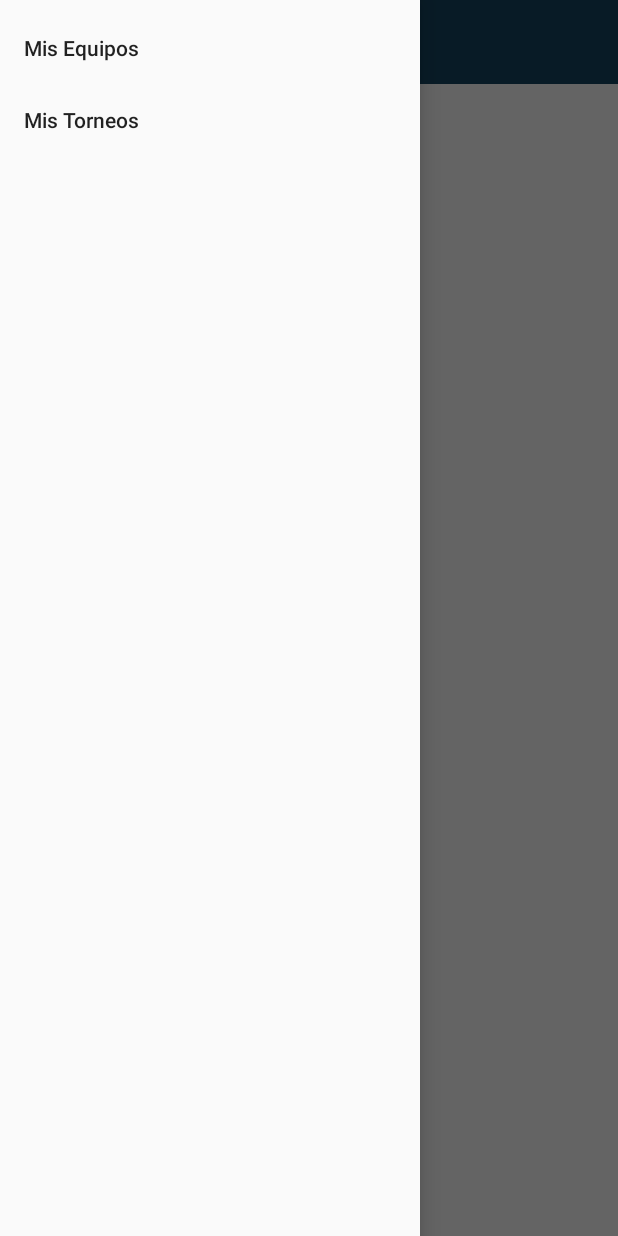
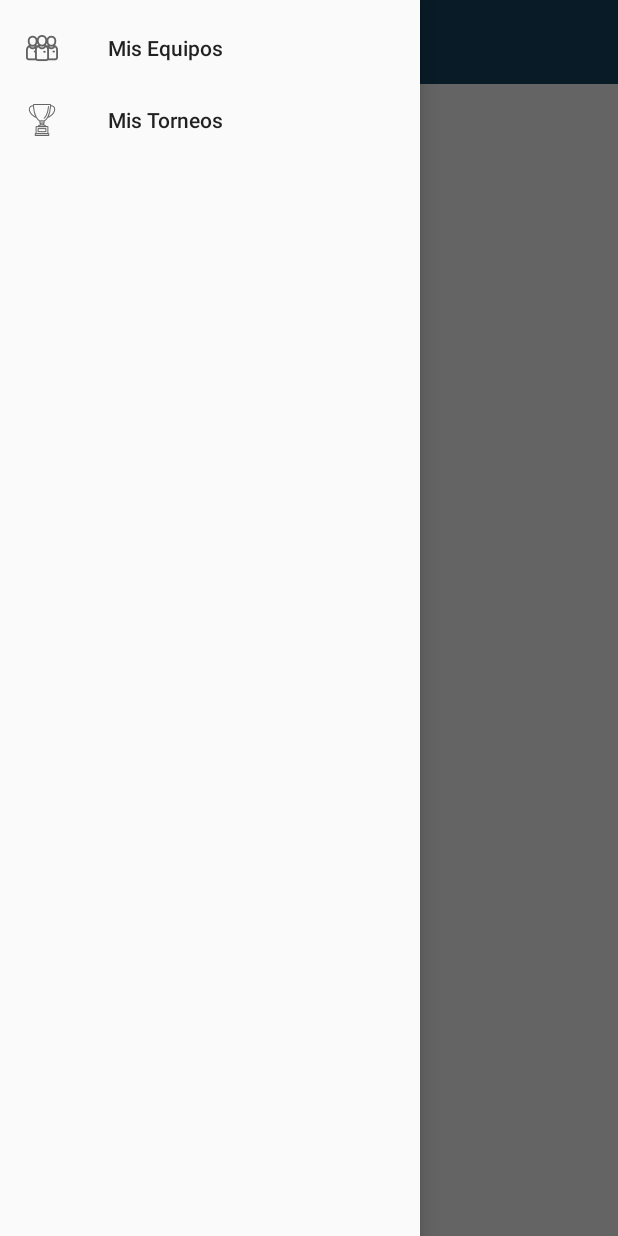
Before and after one commit to mgigena/appfa, an Android app: the MainActivity screen opened directly, with no data from a screen before it, in the side drawer, after a tap on "Mis Torneos", on a phone screen of 412 x 824 dp. Run offline under Robolectric (Android 15) with nearby library versions, the phone set to English and light mode, and no system bars.

Commit message:
Drawer style (1)
- Se agregan iconos y 2 secciones al navigation drawer.
- Se crea carpeta Resources en Backup

```diff
--- a/app/src/main/java/com/appfa/android/main/MainActivity.java
+++ b/app/src/main/java/com/appfa/android/main/MainActivity.java
@@ -50,9 +50,9 @@ public class MainActivity extends AppCompatActivity {
             public boolean onNavigationItemSelected(MenuItem menuItem) {
                 Fragment f = null;
                 int itemId = menuItem.getItemId();
-                if (itemId == R.id.refresh) {
+                if (itemId == R.id.teams) {
                     //f = new RefreshFragment();
-                } else if (itemId == R.id.stop) {
+                } else if (itemId == R.id.tournaments) {
                     //f = new StopFragment();
                 }
                 if (f != null) {
--- a/app/src/main/res/menu/main.xml
+++ b/app/src/main/res/menu/main.xml
@@ -1,9 +1,13 @@
 <?xml version="1.0" encoding="utf-8"?>
 <menu xmlns:android="http://schemas.android.com/apk/res/android">
     <group android:checkableBehavior="single">
-        <item android:id="@+id/refresh"
-              android:title="@string/title_section1" />
-        <item android:id="@+id/stop"
-              android:title="@string/title_section2"/>
+        <item
+            android:id="@+id/teams"
+            android:icon="@mipmap/ic_team"
+            android:title="@string/title_section1"/>
+        <item
+            android:id="@+id/tournaments"
+            android:icon="@mipmap/ic_tournament"
+            android:title="@string/title_section2"/>
     </group>
 </menu>
```
Also changed, not shown: app/src/main/ic_team-web.png (added), app/src/main/ic_tournament-web.png (added), app/src/main/res/mipmap-hdpi/ic_team.png (added), app/src/main/res/mipmap-hdpi/ic_tournament.png (added), app/src/main/res/mipmap-mdpi/ic_team.png (added), app/src/main/res/mipmap-mdpi/ic_tournament.png (added), app/src/main/res/mipmap-xhdpi/ic_team.png (added), app/src/main/res/mipmap-xhdpi/ic_tournament.png (added), app/src/main/res/mipmap-xxhdpi/ic_team.png (added), app/src/main/res/mipmap-xxhdpi/ic_tournament.png (added), app/src/main/res/mipmap-xxxhdpi/ic_team.png (added), app/src/main/res/mipmap-xxxhdpi/ic_tournament.png (added), 6 other files.
